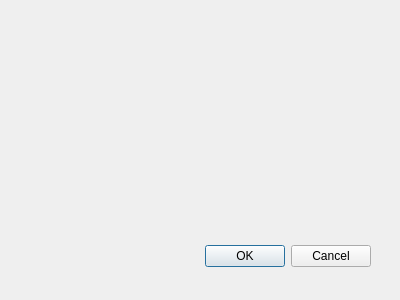
First picture: the form in settingsdialog.ui, repository PotatoPopcorn/PlanktonScriptCue, before the edit.
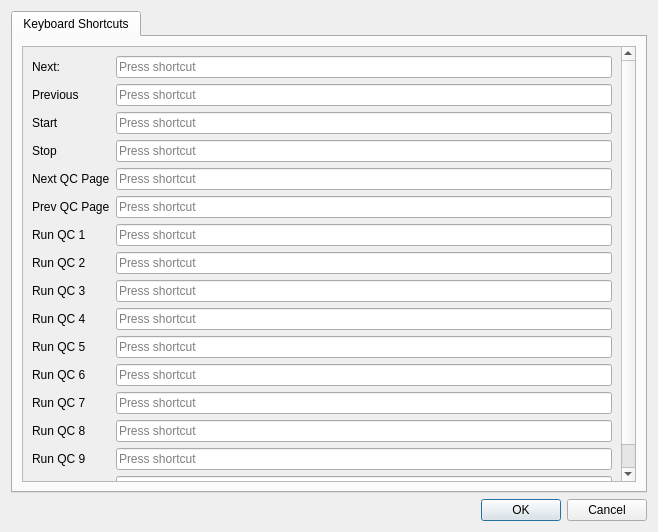
Second picture: the form after the edit.

Commit message: Change settings GUI to include keyboard shortcut settings

Patch:
```diff
--- a/settingsdialog.ui
+++ b/settingsdialog.ui
@@ -6,29 +6,222 @@
    <rect>
     <x>0</x>
     <y>0</y>
-    <width>400</width>
-    <height>300</height>
+    <width>658</width>
+    <height>532</height>
    </rect>
   </property>
   <property name="windowTitle">
    <string>Settings</string>
   </property>
-  <widget class="QDialogButtonBox" name="buttonBox">
-   <property name="geometry">
-    <rect>
-     <x>30</x>
-     <y>240</y>
-     <width>341</width>
-     <height>32</height>
-    </rect>
-   </property>
-   <property name="orientation">
-    <enum>Qt::Horizontal</enum>
-   </property>
-   <property name="standardButtons">
-    <set>QDialogButtonBox::Cancel|QDialogButtonBox::Ok</set>
-   </property>
-  </widget>
+  <layout class="QVBoxLayout" name="verticalLayout">
+   <item>
+    <widget class="QTabWidget" name="tabWidget">
+     <property name="currentIndex">
+      <number>0</number>
+     </property>
+     <widget class="QWidget" name="tab">
+      <attribute name="title">
+       <string>Keyboard Shortcuts</string>
+      </attribute>
+      <layout class="QVBoxLayout" name="verticalLayout_2">
+       <item>
+        <widget class="QScrollArea" name="scrollArea">
+         <property name="widgetResizable">
+          <bool>true</bool>
+         </property>
+         <widget class="QWidget" name="scrollAreaWidgetContents">
+          <property name="geometry">
+           <rect>
+            <x>0</x>
+            <y>0</y>
+            <width>614</width>
+            <height>439</height>
+           </rect>
+          </property>
+          <layout class="QVBoxLayout" name="verticalLayout_3">
+           <item>
+            <layout class="QFormLayout" name="formLayout">
+             <item row="0" column="0">
+              <widget class="QLabel" name="label">
+               <property name="text">
+                <string>Next:</string>
+               </property>
+              </widget>
+             </item>
+             <item row="0" column="1">
+              <widget class="QKeySequenceEdit" name="keySequenceEdit"/>
+             </item>
+             <item row="1" column="0">
+              <widget class="QLabel" name="label_2">
+               <property name="text">
+                <string>Previous</string>
+               </property>
+              </widget>
+             </item>
+             <item row="1" column="1">
+              <widget class="QKeySequenceEdit" name="keySequenceEdit_2"/>
+             </item>
+             <item row="2" column="0">
+              <widget class="QLabel" name="label_3">
+               <property name="text">
+                <string>Start</string>
+               </property>
+              </widget>
+             </item>
+             <item row="2" column="1">
+              <widget class="QKeySequenceEdit" name="keySequenceEdit_3"/>
+             </item>
+             <item row="3" column="0">
+              <widget class="QLabel" name="label_4">
+               <property name="text">
+                <string>Stop</string>
+               </property>
+              </widget>
+             </item>
+             <item row="4" column="0">
+              <widget class="QLabel" name="label_5">
+               <property name="text">
+                <string>Next QC Page</string>
+               </property>
+              </widget>
+             </item>
+             <item row="4" column="1">
+              <widget class="QKeySequenceEdit" name="keySequenceEdit_4"/>
+             </item>
+             <item row="5" column="0">
+              <widget class="QLabel" name="label_6">
+               <property name="text">
+                <string>Prev QC Page</string>
+               </property>
+              </widget>
+             </item>
+             <item row="6" column="0">
+              <widget class="QLabel" name="label_7">
+               <property name="text">
+                <string>Run QC 1</string>
+               </property>
+              </widget>
+             </item>
+             <item row="7" column="0">
+              <widget class="QLabel" name="label_8">
+               <property name="text">
+                <string>Run QC 2</string>
+               </property>
+              </widget>
+             </item>
+             <item row="8" column="0">
+              <widget class="QLabel" name="label_9">
+               <property name="text">
+                <string>Run QC 3</string>
+               </property>
+              </widget>
+             </item>
+             <item row="9" column="0">
+              <widget class="QLabel" name="label_10">
+               <property name="text">
+                <string>Run QC 4</string>
+               </property>
+              </widget>
+             </item>
+             <item row="10" column="0">
+              <widget class="QLabel" name="label_11">
+               <property name="text">
+                <string>Run QC 5</string>
+               </property>
+              </widget>
+             </item>
+             <item row="11" column="0">
+              <widget class="QLabel" name="label_12">
+               <property name="text">
+                <string>Run QC 6</string>
+               </property>
+              </widget>
+             </item>
+             <item row="12" column="0">
+              <widget class="QLabel" name="label_13">
+               <property name="text">
+                <string>Run QC 7</string>
+               </property>
+              </widget>
+             </item>
+             <item row="13" column="0">
+              <widget class="QLabel" name="label_14">
+               <property name="text">
+                <string>Run QC 8</string>
+               </property>
+              </widget>
+             </item>
+             <item row="14" column="0">
+              <widget class="QLabel" name="label_15">
+               <property name="text">
+                <string>Run QC 9</string>
+               </property>
+              </widget>
+             </item>
+             <item row="15" column="0">
+              <widget class="QLabel" name="label_16">
+               <property name="text">
+                <string>Run QC 0</string>
+               </property>
+              </widget>
+             </item>
+             <item row="3" column="1">
+              <widget class="QKeySequenceEdit" name="keySequenceEdit_5"/>
+             </item>
+             <item row="5" column="1">
+              <widget class="QKeySequenceEdit" name="keySequenceEdit_6"/>
+             </item>
+             <item row="6" column="1">
+              <widget class="QKeySequenceEdit" name="keySequenceEdit_7"/>
+             </item>
+             <item row="7" column="1">
+              <widget class="QKeySequenceEdit" name="keySequenceEdit_8"/>
+             </item>
+             <item row="8" column="1">
+              <widget class="QKeySequenceEdit" name="keySequenceEdit_9"/>
+             </item>
+             <item row="9" column="1">
+              <widget class="QKeySequenceEdit" name="keySequenceEdit_10"/>
+             </item>
+             <item row="12" column="1">
+              <widget class="QKeySequenceEdit" name="keySequenceEdit_11"/>
+             </item>
+             <item row="10" column="1">
+              <widget class="QKeySequenceEdit" name="keySequenceEdit_12"/>
+             </item>
+             <item row="11" column="1">
+              <widget class="QKeySequenceEdit" name="keySequenceEdit_13"/>
+             </item>
+             <item row="13" column="1">
+              <widget class="QKeySequenceEdit" name="keySequenceEdit_14"/>
+             </item>
+             <item row="14" column="1">
+              <widget class="QKeySequenceEdit" name="keySequenceEdit_15"/>
+             </item>
+             <item row="15" column="1">
+              <widget class="QKeySequenceEdit" name="keySequenceEdit_16"/>
+             </item>
+            </layout>
+           </item>
+          </layout>
+         </widget>
+        </widget>
+       </item>
+      </layout>
+     </widget>
+    </widget>
+   </item>
+   <item>
+    <widget class="QDialogButtonBox" name="buttonBox">
+     <property name="orientation">
+      <enum>Qt::Horizontal</enum>
+     </property>
+     <property name="standardButtons">
+      <set>QDialogButtonBox::Cancel|QDialogButtonBox::Ok</set>
+     </property>
+    </widget>
+   </item>
+  </layout>
  </widget>
  <resources/>
  <connections>
```
